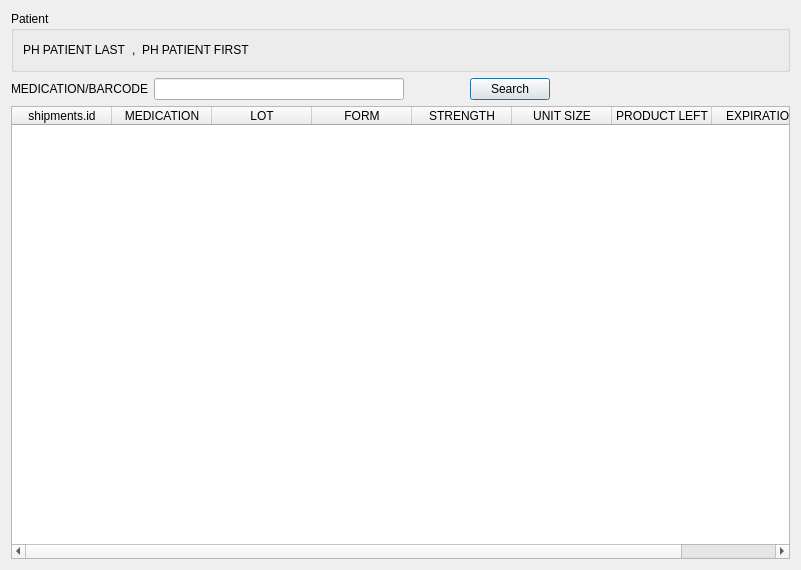
kyledevans/Medicine-Track, file wizards/prescription_00.ui: the form before one commit.
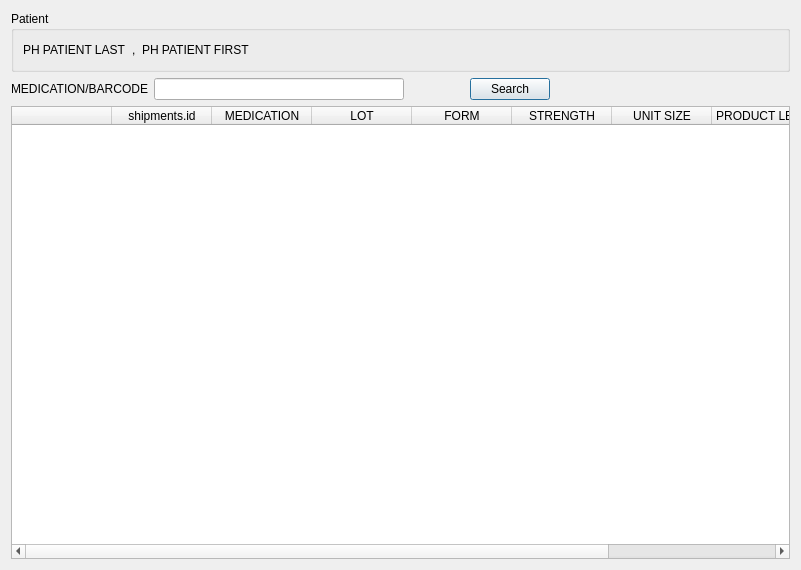
The form after the commit. Custom widgets are drawn as their Qt base class.

Commit message: Hide internal id columns.

```diff
--- a/wizards/prescription_00.ui
+++ b/wizards/prescription_00.ui
@@ -138,7 +138,7 @@
       <bool>true</bool>
      </property>
      <property name="columnCount">
-      <number>8</number>
+      <number>9</number>
      </property>
      <attribute name="horizontalHeaderHighlightSections">
       <bool>false</bool>
@@ -148,7 +148,12 @@
      </attribute>
      <column>
       <property name="text">
-       <string>shipments.id</string>
+       <string notr="true"/>
+      </property>
+     </column>
+     <column>
+      <property name="text">
+       <string notr="true">shipments.id</string>
       </property>
      </column>
      <column>
@@ -211,6 +216,13 @@
    </item>
   </layout>
  </widget>
+ <customwidgets>
+  <customwidget>
+   <class>DisplayTable</class>
+   <extends>QTableWidget</extends>
+   <header>displaytable.h</header>
+  </customwidget>
+ </customwidgets>
  <tabstops>
   <tabstop>medicationField</tabstop>
   <tabstop>searchButton</tabstop>
```
Left out of the diff: 2 changed lines with no effect on the pictures. The commit also changes 16 other files.
